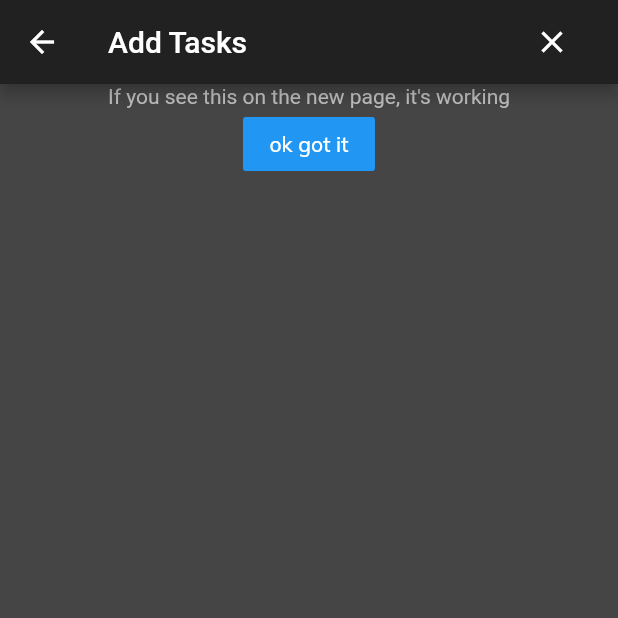
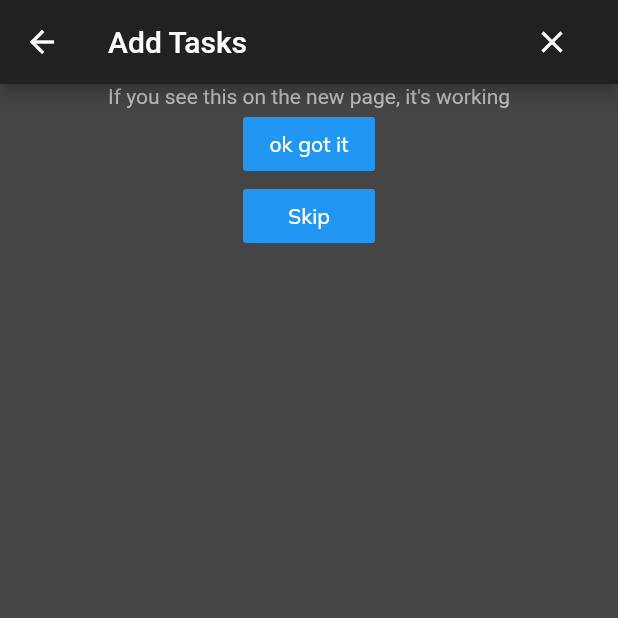
Before and after one commit to elmmo/PieTime, a Flutter app: the SetTasks screen opened directly with empty values, on a phone screen of 412 x 824 dp, the top half of it. Run offline on Flutter 3.47's test engine with Material 2 defaults, Android fonts, the phone set to English and light mode, and no system bars; our stand-ins replace fl_chart, google_fonts, shared_preferences, vibration; missing offline and left inert: flutter_duration_picker; accounts and stored records are empty.

Commit message:
rename theme, add skip button

```diff
--- a/lib/main.dart
+++ b/lib/main.dart
@@ -1,6 +1,6 @@
 import 'package:flutter/material.dart';
 import 'Layout.dart';
-import 'util/theme.dart';
+import 'util/Theme.dart';
 import 'setup/SetTime.dart';
 import 'tasks/TaskList.dart';
 import 'setup/AddTasks.dart';
--- a/lib/presets/PresetsModal.dart
+++ b/lib/presets/PresetsModal.dart
@@ -4,7 +4,7 @@ import 'dart:convert';
 import '../tasks/TaskList.dart';
 // import '../tasks/Task.dart';
 import '../Layout.dart';
-import '../DurationPicker.dart';
+import '../timer/DurationPicker.dart';
 
 class SetTime extends StatefulWidget {
   final Function durationCallback;
--- a/lib/setup/AddTasks.dart
+++ b/lib/setup/AddTasks.dart
@@ -46,6 +46,15 @@ class _SetTasksState extends State<SetTasks> {
                 dto.controller.setTasks(list);
                 dto.controller.sendTasksToDAO();
                 Navigator.popUntil(context, ModalRoute.withName("/"));
+              }),
+          FlatButton(
+              color: Colors.blue,
+              textColor: Colors.white,
+              child: Text("Skip"),
+              padding: EdgeInsets.all(8.0),
+              onPressed: () {
+                dto.controller.sendTimeToDAO();
+                Navigator.popUntil(context, ModalRoute.withName("/"));
               })
         ]),
       ),
--- a/lib/tasks/BottomDrawer.dart
+++ b/lib/tasks/BottomDrawer.dart
@@ -3,7 +3,7 @@ import 'Task.dart';
 import 'TaskList.dart';
 import 'TaskModal.dart';
 import '../DAO.dart';
-import '../util/theme.dart';
+import '../util/Theme.dart';
 
 class BottomDrawer extends StatefulWidget {
   BottomDrawer({Key key, @required this.callback}) : super(key: key);
--- a/lib/tasks/TaskList.dart
+++ b/lib/tasks/TaskList.dart
@@ -1,6 +1,6 @@
 import 'package:flutter/material.dart';
 import 'Task.dart';
-import '../util/theme.dart';
+import '../util/Theme.dart';
 
 class TaskList {
   Map<int, Task> list;
--- a/lib/tasks/TaskModal.dart
+++ b/lib/tasks/TaskModal.dart
@@ -1,6 +1,6 @@
 import 'package:flutter/material.dart';
 import 'Task.dart';
-import '../util/theme.dart';
+import '../util/Theme.dart';
 
 
 // the popup dialog that comes up for creating or updating tasks
--- a/lib/timer/TimerSlice.dart
+++ b/lib/timer/TimerSlice.dart
@@ -1,5 +1,5 @@
 import 'package:flutter/material.dart';
-import '../util/theme.dart';
+import '../util/Theme.dart';
 import 'package:fl_chart/fl_chart.dart';
 import '../tasks/TaskList.dart';
 import '../DAO.dart';
--- a/lib/util/SettingsModal.dart
+++ b/lib/util/SettingsModal.dart
@@ -1,6 +1,6 @@
 import 'package:flutter/material.dart';
 import 'package:shared_preferences/shared_preferences.dart';
-import 'theme.dart';
+import 'Theme.dart';
 
 class SettingsModal extends StatefulWidget {
   @override
```
Also changed, not shown: lib/timer/DurationPicker.dart (renamed from lib/durationPicker.dart).
